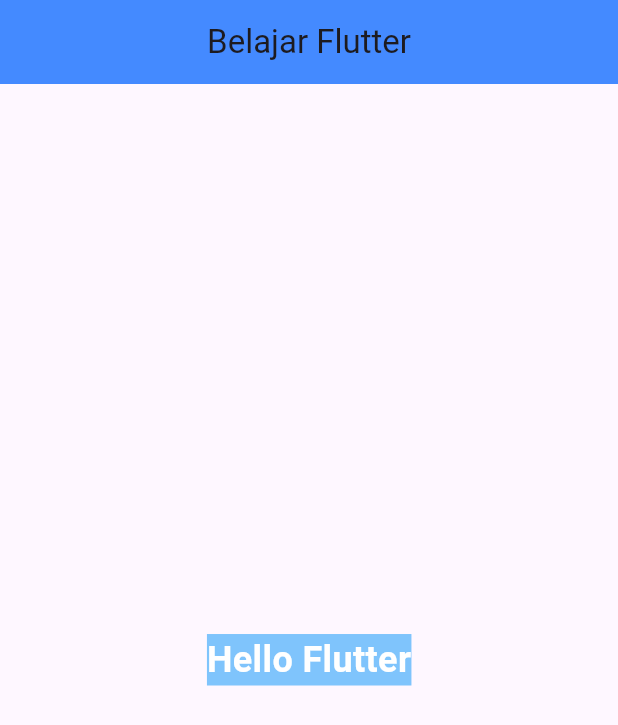
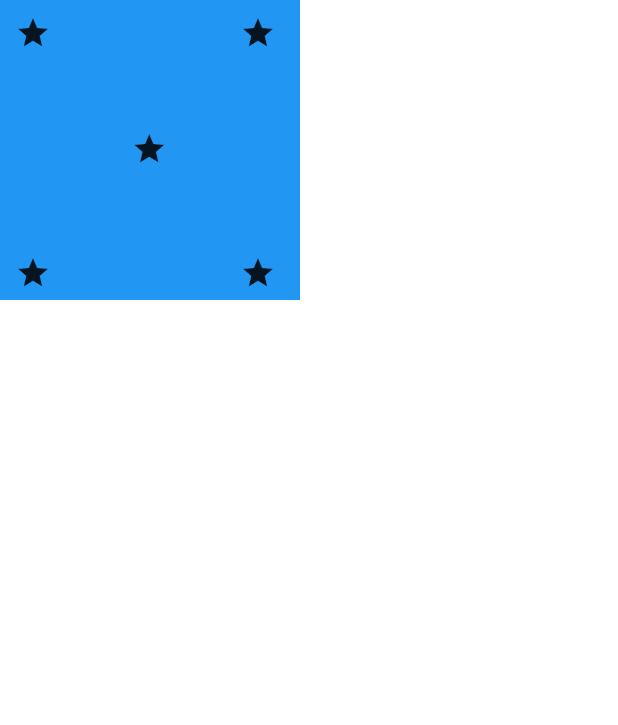
Before and after one commit to allianaziha/flutter_, a Flutter app: the screen it shows after launch, on a phone screen of 412 x 824 dp. Shown: the top 725 px of the screen. Run offline on Flutter 3.47's test engine with Material 3 defaults, Android fonts, the phone set to English and light mode, and no system bars.

Commit message:
flutter 2

```diff
--- a/lib/main.dart
+++ b/lib/main.dart
@@ -1,4 +1,9 @@
+import 'package:allia_project/container_widget/container_dua.dart';
+import 'package:allia_project/container_widget/container_satu.dart';
 import 'package:allia_project/main_layout.dart';
+import 'package:allia_project/stack_widget/stack_dua.dart';
+import 'package:allia_project/stack_widget/stack_satu.dart';
+import 'package:allia_project/stack_widget/stack_tiga.dart';
 import 'package:flutter/material.dart';
 
 void main() {
@@ -12,7 +17,7 @@
   Widget build(BuildContext context) {
     return MaterialApp(
       debugShowCheckedModeBanner: false,
-      home: HelloFlutter()
+      home: StackTwo()
     );
   }
 }
--- a/lib/main_layout.dart
+++ b/lib/main_layout.dart
@@ -12,7 +12,7 @@
     return Scaffold(
       appBar: AppBar(
         centerTitle: true,
-        backgroundColor: Colors.blueAccent,
+        backgroundColor: const Color.fromARGB(255, 101, 158, 255),
         title: Text(title),
       ),
       body: body,
--- /dev/null
+++ b/lib/stack_widget/stack_dua.dart
@@ -0,0 +1,19 @@
+import 'package:flutter/material.dart';
+
+class StackTwo extends StatelessWidget {
+  const StackTwo({super.key});
+
+  @override
+  Widget build(BuildContext context) {
+    return Stack(
+      children: [
+        Container(width: 200, height: 200, color: Colors.blue,),
+        Positioned(top: 87, left: 87.5, child: Icon(Icons.star)),
+        Positioned(top: 10, left: 10, child: Icon(Icons.star)),
+        Positioned(top: 10, left: 160, child: Icon(Icons.star)),
+        Positioned(top: 170, left: 10, child: Icon(Icons.star)),
+        Positioned(top: 170, left: 160, child: Icon(Icons.star)),
+      ],
+    );
+  }
+}
```
Also changed, not shown: lib/container_widget/container_dua.dart (added, +49 -0 lines), lib/container_widget/container_satu.dart (added, +28 -0 lines), lib/stack_widget/stack_satu.dart (added, +21 -0 lines), lib/stack_widget/stack_tiga.dart (added, +21 -0 lines).
